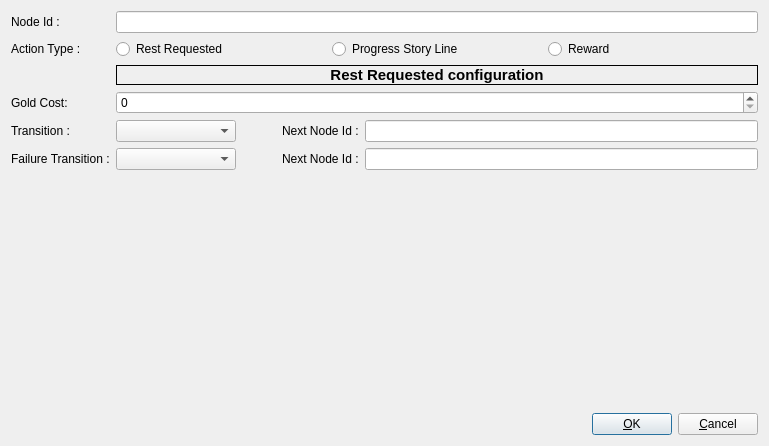
Before: the Qt Designer form mapEditor/src/editConversationActionForm.ui in jeremydumais/TheWarrior, drawn with Qt 5.
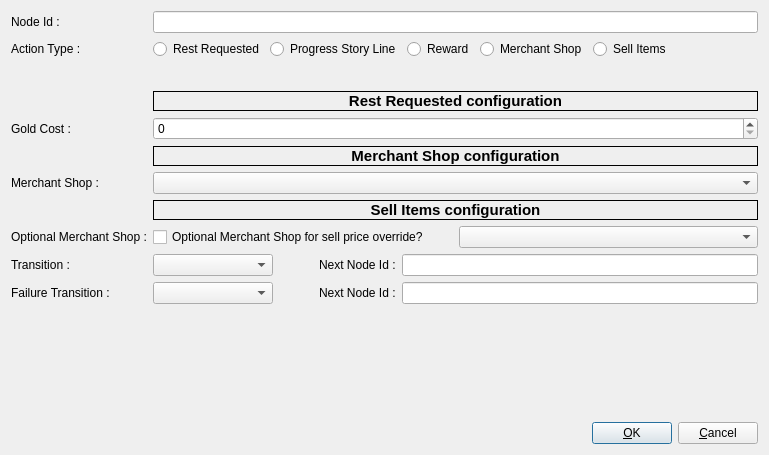
After: the same form once the commit is applied. Icons and pictures are not drawn.

Commit message: feat: Create the MerchantShopAction and SellItemsActions in the ConversationScenario

Patch:
```diff
--- a/mapEditor/src/editConversationActionForm.ui
+++ b/mapEditor/src/editConversationActionForm.ui
@@ -7,7 +7,7 @@
     <x>0</x>
     <y>0</y>
     <width>769</width>
-    <height>446</height>
+    <height>455</height>
    </rect>
   </property>
   <property name="minimumSize">
@@ -56,9 +56,15 @@
       </widget>
      </item>
      <item row="1" column="1">
-      <layout class="QHBoxLayout" name="horizontalLayout_4" stretch="1,1,1">
+      <layout class="QHBoxLayout" name="horizontalLayout_4" stretch="1,1,1,0,0">
        <item>
         <widget class="QRadioButton" name="radioButtonRestRequested">
+         <property name="sizePolicy">
+          <sizepolicy hsizetype="Maximum" vsizetype="Fixed">
+           <horstretch>0</horstretch>
+           <verstretch>0</verstretch>
+          </sizepolicy>
+         </property>
          <property name="text">
           <string>Rest Requested</string>
          </property>
@@ -66,6 +72,12 @@
        </item>
        <item>
         <widget class="QRadioButton" name="radioButtonProgressStoryLine">
+         <property name="sizePolicy">
+          <sizepolicy hsizetype="Maximum" vsizetype="Fixed">
+           <horstretch>0</horstretch>
+           <verstretch>0</verstretch>
+          </sizepolicy>
+         </property>
          <property name="text">
           <string>Progress Story Line</string>
          </property>
@@ -73,24 +85,56 @@
        </item>
        <item>
         <widget class="QRadioButton" name="radioButtonReward">
+         <property name="sizePolicy">
+          <sizepolicy hsizetype="Maximum" vsizetype="Fixed">
+           <horstretch>0</horstretch>
+           <verstretch>0</verstretch>
+          </sizepolicy>
+         </property>
          <property name="text">
           <string>Reward</string>
          </property>
         </widget>
        </item>
+       <item>
+        <widget class="QRadioButton" name="radioButtonMerchantShop">
+         <property name="sizePolicy">
+          <sizepolicy hsizetype="Maximum" vsizetype="Fixed">
+           <horstretch>0</horstretch>
+           <verstretch>0</verstretch>
+          </sizepolicy>
+         </property>
+         <property name="text">
+          <string>Merchant Shop</string>
+         </property>
+        </widget>
+       </item>
+       <item>
+        <widget class="QRadioButton" name="radioButtonSellItems">
+         <property name="sizePolicy">
+          <sizepolicy hsizetype="Maximum" vsizetype="Fixed">
+           <horstretch>0</horstretch>
+           <verstretch>0</verstretch>
+          </sizepolicy>
+         </property>
+         <property name="text">
+          <string>Sell Items</string>
+         </property>
+        </widget>
+       </item>
       </layout>
      </item>
-     <item row="2" column="0">
+     <item row="3" column="0">
       <widget class="QLabel" name="labelRestRequestedConfig">
        <property name="text">
         <string/>
        </property>
       </widget>
      </item>
-     <item row="2" column="1">
+     <item row="3" column="1">
       <widget class="QLabel" name="labelRestRequestedConfig_2">
        <property name="sizePolicy">
-        <sizepolicy hsizetype="Expanding" vsizetype="Preferred">
+        <sizepolicy hsizetype="Expanding" vsizetype="Fixed">
          <horstretch>0</horstretch>
          <verstretch>0</verstretch>
         </sizepolicy>
@@ -118,75 +162,28 @@
        </property>
       </widget>
      </item>
-     <item row="3" column="0">
+     <item row="4" column="0">
       <widget class="QLabel" name="labelRestRequestedGoldCost">
        <property name="text">
-        <string>Gold Cost:</string>
+        <string>Gold Cost :</string>
        </property>
       </widget>
      </item>
-     <item row="3" column="1">
+     <item row="4" column="1">
       <widget class="QSpinBox" name="spinBoxRestRequestedGoldCost">
        <property name="maximum">
         <number>9999</number>
        </property>
       </widget>
      </item>
-     <item row="5" column="0">
-      <widget class="QLabel" name="labelFailureTransition">
-       <property name="text">
-        <string>Failure Transition :</string>
-       </property>
-      </widget>
-     </item>
-     <item row="4" column="0">
+     <item row="9" column="0">
       <widget class="QLabel" name="labelTransition">
        <property name="text">
         <string>Transition :</string>
        </property>
       </widget>
      </item>
-     <item row="5" column="1">
-      <layout class="QHBoxLayout" name="horizontalLayoutFailureTransition">
-       <item>
-        <widget class="QComboBox" name="comboBoxFailureTransitionType">
-         <property name="minimumSize">
-          <size>
-           <width>120</width>
-           <height>0</height>
-          </size>
-         </property>
-        </widget>
-       </item>
-       <item>
-        <spacer name="horizontalSpacerFailureTransition">
-         <property name="orientation">
-          <enum>Qt::Horizontal</enum>
-         </property>
-         <property name="sizeType">
-          <enum>QSizePolicy::Fixed</enum>
-         </property>
-         <property name="sizeHint" stdset="0">
-          <size>
-           <width>40</width>
-           <height>20</height>
-          </size>
-         </property>
-        </spacer>
-       </item>
-       <item>
-        <widget class="QLabel" name="labelFailureNextNodeId">
-         <property name="text">
-          <string>Next Node Id :</string>
-         </property>
-        </widget>
-       </item>
-       <item>
-        <widget class="QLineEdit" name="lineEditFailureNextNodeId"/>
-       </item>
-      </layout>
-     </item>
-     <item row="4" column="1">
+     <item row="9" column="1">
       <layout class="QHBoxLayout" name="horizontalLayout_3">
        <item>
         <widget class="QComboBox" name="comboBoxTransitionType">
@@ -226,6 +223,162 @@
        </item>
       </layout>
      </item>
+     <item row="10" column="0">
+      <widget class="QLabel" name="labelFailureTransition">
+       <property name="text">
+        <string>Failure Transition :</string>
+       </property>
+      </widget>
+     </item>
+     <item row="10" column="1">
+      <layout class="QHBoxLayout" name="horizontalLayoutFailureTransition">
+       <item>
+        <widget class="QComboBox" name="comboBoxFailureTransitionType">
+         <property name="minimumSize">
+          <size>
+           <width>120</width>
+           <height>0</height>
+          </size>
+         </property>
+        </widget>
+       </item>
+       <item>
+        <spacer name="horizontalSpacerFailureTransition">
+         <property name="orientation">
+          <enum>Qt::Horizontal</enum>
+         </property>
+         <property name="sizeType">
+          <enum>QSizePolicy::Fixed</enum>
+         </property>
+         <property name="sizeHint" stdset="0">
+          <size>
+           <width>40</width>
+           <height>20</height>
+          </size>
+         </property>
+        </spacer>
+       </item>
+       <item>
+        <widget class="QLabel" name="labelFailureNextNodeId">
+         <property name="text">
+          <string>Next Node Id :</string>
+         </property>
+        </widget>
+       </item>
+       <item>
+        <widget class="QLineEdit" name="lineEditFailureNextNodeId"/>
+       </item>
+      </layout>
+     </item>
+     <item row="5" column="1">
+      <widget class="QLabel" name="labelMerchantShopConfig">
+       <property name="sizePolicy">
+        <sizepolicy hsizetype="Expanding" vsizetype="Fixed">
+         <horstretch>0</horstretch>
+         <verstretch>0</verstretch>
+        </sizepolicy>
+       </property>
+       <property name="font">
+        <font>
+         <pointsize>11</pointsize>
+         <weight>75</weight>
+         <italic>false</italic>
+         <bold>true</bold>
+         <underline>false</underline>
+        </font>
+       </property>
+       <property name="autoFillBackground">
+        <bool>false</bool>
+       </property>
+       <property name="frameShape">
+        <enum>QFrame::Box</enum>
+       </property>
+       <property name="text">
+        <string>Merchant Shop configuration</string>
+       </property>
+       <property name="alignment">
+        <set>Qt::AlignCenter</set>
+       </property>
+      </widget>
+     </item>
+     <item row="6" column="0">
+      <widget class="QLabel" name="labelMerchantShop">
+       <property name="text">
+        <string>Merchant Shop :</string>
+       </property>
+      </widget>
+     </item>
+     <item row="6" column="1">
+      <widget class="QComboBox" name="comboBoxMerchantShop"/>
+     </item>
+     <item row="7" column="1">
+      <widget class="QLabel" name="labelSellItemsConfig">
+       <property name="sizePolicy">
+        <sizepolicy hsizetype="Expanding" vsizetype="Fixed">
+         <horstretch>0</horstretch>
+         <verstretch>0</verstretch>
+        </sizepolicy>
+       </property>
+       <property name="font">
+        <font>
+         <pointsize>11</pointsize>
+         <weight>75</weight>
+         <italic>false</italic>
+         <bold>true</bold>
+         <underline>false</underline>
+        </font>
+       </property>
+       <property name="autoFillBackground">
+        <bool>false</bool>
+       </property>
+       <property name="frameShape">
+        <enum>QFrame::Box</enum>
+       </property>
+       <property name="text">
+        <string>Sell Items configuration</string>
+       </property>
+       <property name="alignment">
+        <set>Qt::AlignCenter</set>
+       </property>
+      </widget>
+     </item>
+     <item row="8" column="0">
+      <widget class="QLabel" name="labelOptionalMerchantShop">
+       <property name="text">
+        <string>Optional Merchant Shop :</string>
+       </property>
+      </widget>
+     </item>
+     <item row="8" column="1">
+      <layout class="QHBoxLayout" name="horizontalLayout_5">
+       <item>
+        <widget class="QCheckBox" name="checkBoxOptionalMerchantShop">
+         <property name="text">
+          <string>Optional Merchant Shop for sell price override?</string>
+         </property>
+        </widget>
+       </item>
+       <item>
+        <widget class="QComboBox" name="comboBoxOptionalMerchantShop"/>
+       </item>
+      </layout>
+     </item>
+     <item row="2" column="1">
+      <spacer name="verticalSpacer_2">
+       <property name="orientation">
+        <enum>Qt::Vertical</enum>
+       </property>
+       <property name="sizeType">
+        <enum>QSizePolicy::Fixed</enum>
+       </property>
+       <property name="sizeHint" stdset="0">
+        <size>
+         <width>20</width>
+         <height>20</height>
+        </size>
+       </property>
+      </spacer>
+     </item>
     </layout>
    </item>
    <item>
```
Left out of the diff: 2 changed lines with no effect on the pictures. The commit also changes 26 other files.
